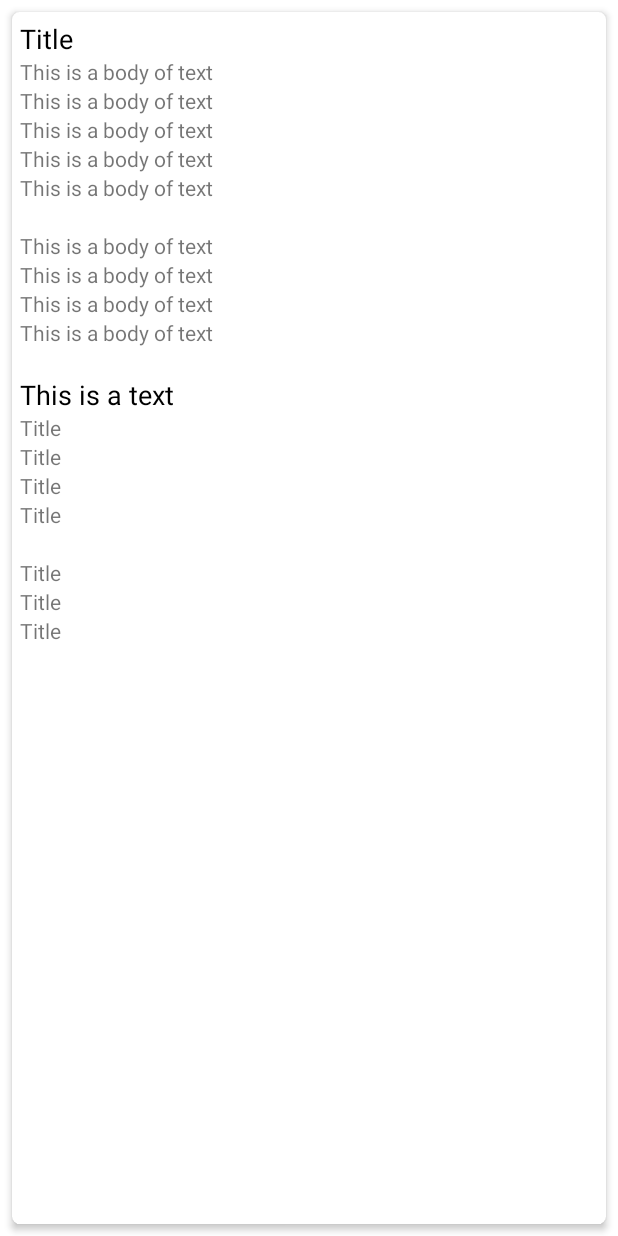
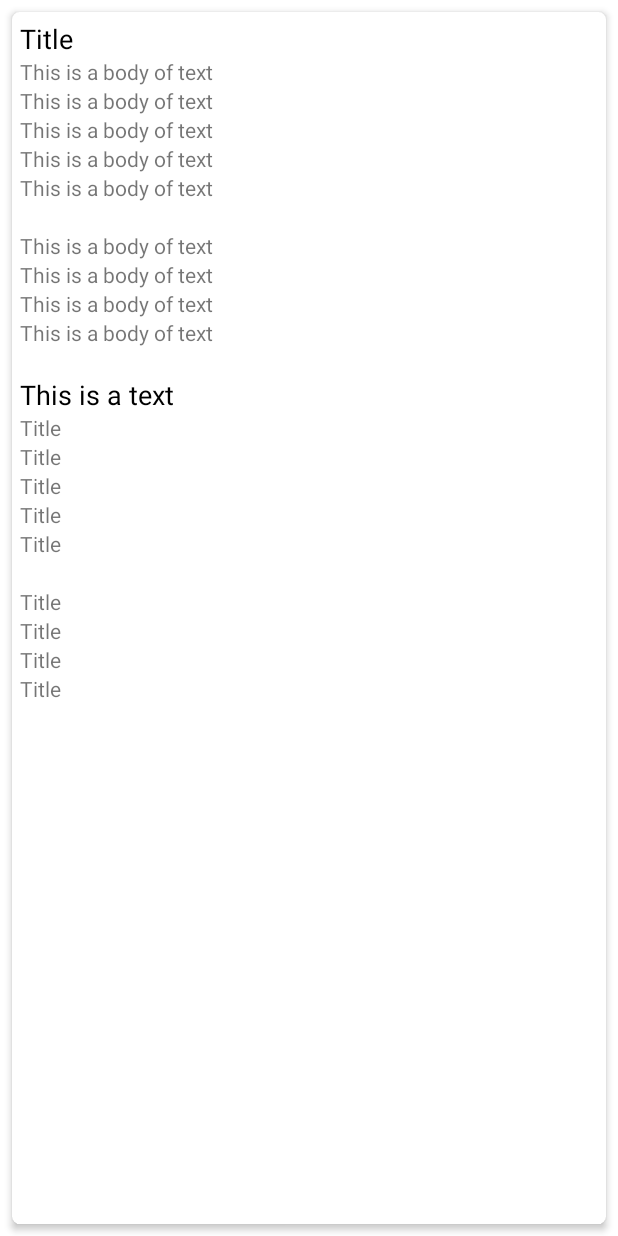
Before and after one commit to AlexisPechon/4th-Year-Android-App-Project, an Android app: the layout list_item.xml on its own in the app's theme, with its tools: preview values and no code run, on a phone screen of 412 x 824 dp. Run offline under Robolectric (Android 15) with nearby library versions, the phone set to English and light mode, and no system bars.

Commit message:
30th commit

```diff
--- a/Android-Timetable-App/app/src/main/java/com/example/a4th_year_android_timetable_app/APIInterface.java
+++ b/Android-Timetable-App/app/src/main/java/com/example/a4th_year_android_timetable_app/APIInterface.java
@@ -14,7 +14,7 @@ import retrofit2.http.GET;
 
 
 public interface APIInterface {
-    @GET("v1/e428799a-a5f6-4f2c-b26c-5dc03e4e0548") //Getting the information from the API
+    @GET("v1/d4c0aabd-b03e-4086-9cae-3561a5f6c564") //Getting the information from the API
     //@GET("/posts")
     Call<List<Posts>> getPosts();
 }
--- a/Android-Timetable-App/app/src/main/java/com/example/a4th_year_android_timetable_app/PostsAdapter.java
+++ b/Android-Timetable-App/app/src/main/java/com/example/a4th_year_android_timetable_app/PostsAdapter.java
@@ -48,11 +48,13 @@ public class PostsAdapter extends RecyclerView.Adapter<PostsAdapter.ViewHolder>
         holder.tvIrishLocationBody.setText(postList.get(position).getIrish_stop_name());
         holder.tvIrishArrivalBody.setText(postList.get(position).getIrish_arrival_time());
         holder.tvIrishDepartureBody.setText(postList.get(position).getIrish_departure_time());
+        holder.tvIrishRouteIdBody.setText(postList.get(position).getIrish_route_id());
 
         //Irish Sub Version
         holder.tvIrishSubLocationBody.setText((postList).get(position).getIrish_second_stop_name());
         holder.tvIrishSubArrivalBody.setText((postList).get(position).getIrish_second_arrival_time());
         holder.tvIrishSubDepartureBody.setText(postList.get(position).getIrish_second_departure_time());
+        holder.tvIrishSubRouteIdBody.setText(postList.get(position).getIrish_second_route_id());
 
         //English Version
         holder.tvEnglishBody.setText(postList.get(position).getEnglish_language());
@@ -83,12 +85,14 @@ public class PostsAdapter extends RecyclerView.Adapter<PostsAdapter.ViewHolder>
         TextView tvIrishArrivalBody;
         TextView tvIrishDepartureBody;
         TextView tvIrishLocationBody;
+        TextView tvIrishRouteIdBody;
 
         //Irish Sub Version
         TextView tvIrishSubBody;
         TextView tvIrishSubLocationBody;
         TextView tvIrishSubArrivalBody;
         TextView tvIrishSubDepartureBody;
+        TextView tvIrishSubRouteIdBody;
 
         //English Variables
         TextView tvEnglishBody;
@@ -113,11 +117,13 @@ public class PostsAdapter extends RecyclerView.Adapter<PostsAdapter.ViewHolder>
             tvIrishLocationBody = itemView.findViewById(R.id.tvIrishLocationBody);
             tvIrishArrivalBody = itemView.findViewById(R.id.tvIrishArrivalBody);
             tvIrishDepartureBody = itemView.findViewById(R.id.tvIrishDepartureBody);
+            tvIrishRouteIdBody = itemView.findViewById(R.id.tvIrishRouteIdBody);
 
             //Irish Sub Variables
             tvIrishSubLocationBody = itemView.findViewById(R.id.tvIrishSubLocationBody);
             tvIrishSubArrivalBody = itemView.findViewById(R.id.tvIrishSubArrivalBody);
             tvIrishSubDepartureBody = itemView.findViewById(R.id.tvIrishSubDepartureBody);
+            tvIrishSubRouteIdBody = itemView.findViewById(R.id.tvIrishSubRouteIdBody);
 
             //English Variables
             tvEnglishBody = itemView.findViewById(R.id.tvEnglishBody);
--- a/Android-Timetable-App/app/src/main/res/layout/list_item.xml
+++ b/Android-Timetable-App/app/src/main/res/layout/list_item.xml
@@ -154,12 +154,20 @@
             app:layout_constraintTop_toBottomOf="@+id/tvIrishArrivalBody"/>
 
         <TextView
+            android:id="@+id/tvIrishRouteIdBody"
+            android:layout_width="wrap_content"
+            android:layout_height="wrap_content"
+            android:text="Title"
+            app:layout_constraintStart_toStartOf="parent"
+            app:layout_constraintTop_toBottomOf="@+id/tvIrishDepartureBody"/>
+
+        <TextView
             android:id="@+id/tvEmptyFieldBody"
             android:layout_width="wrap_content"
             android:layout_height="wrap_content"
             android:text=" "
             app:layout_constraintStart_toStartOf="parent"
-            app:layout_constraintTop_toBottomOf="@+id/tvIrishDepartureBody"/>
+            app:layout_constraintTop_toBottomOf="@+id/tvIrishRouteIdBody"/>
 
         <TextView
             android:id="@+id/tvIrishSubLocationBody"
@@ -185,6 +193,14 @@
             app:layout_constraintStart_toStartOf="parent"
             app:layout_constraintTop_toBottomOf="@+id/tvIrishSubArrivalBody"/>
 
+        <TextView
+            android:id="@+id/tvIrishSubRouteIdBody"
+            android:layout_width="wrap_content"
+            android:layout_height="wrap_content"
+            android:text="Title"
+            app:layout_constraintStart_toStartOf="parent"
+            app:layout_constraintTop_toBottomOf="@+id/tvIrishSubDepartureBody"/>
+
 
     </androidx.constraintlayout.widget.ConstraintLayout>
 
```
Also changed, not shown: Android-Timetable-App/app/src/main/java/com/example/a4th_year_android_timetable_app/Posts.java (+8 -2 lines), 1 other file.
